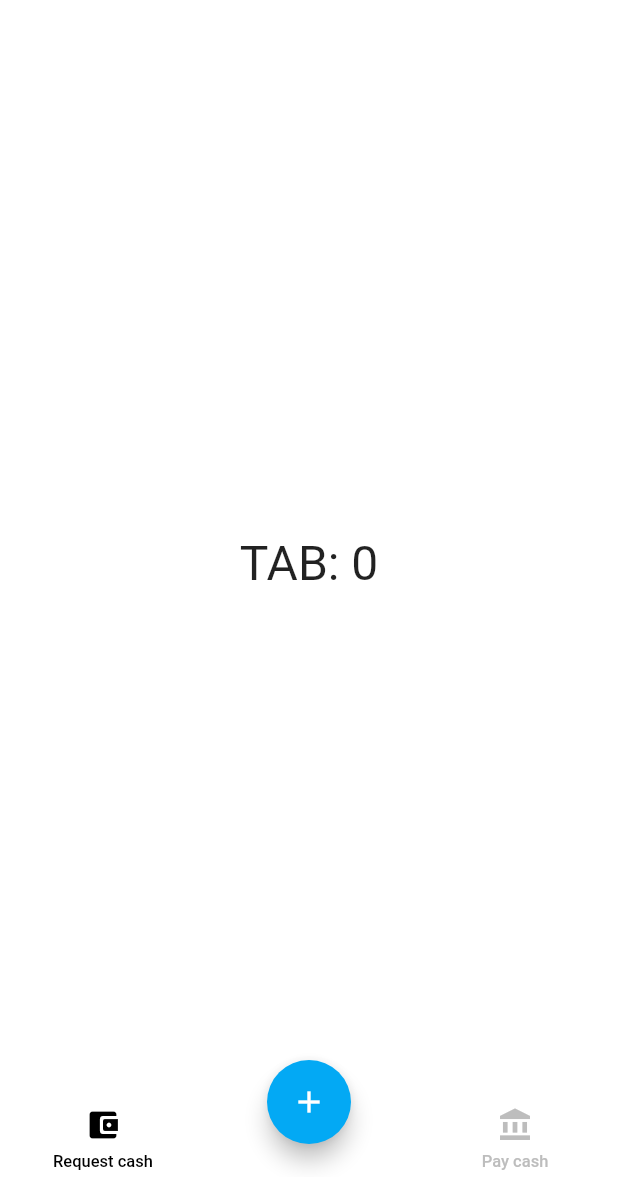
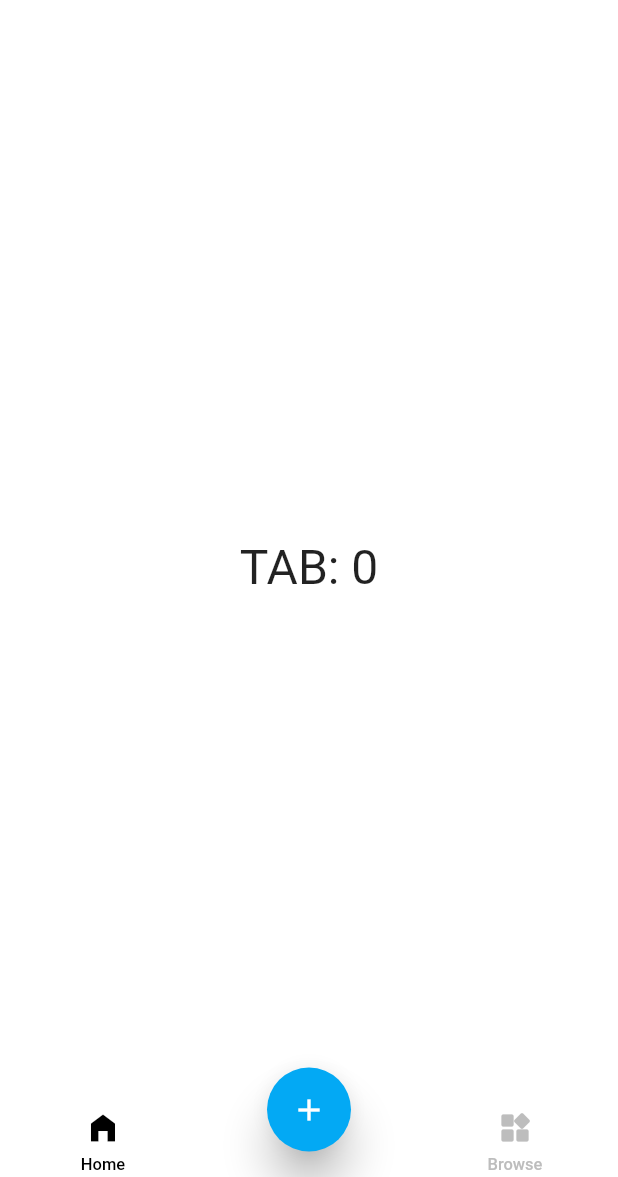
Before and after one commit to YoboZorle/notily, a Flutter app: the screen it shows after launch, on a phone screen of 412 x 824 dp, the part 59-1236 px from its top. Run offline on Flutter 3.47's test engine with Material 2 defaults, Android fonts, the phone set to English and light mode, and no system bars.

Commit message:
bottom icons and height

```diff
--- a/lib/main.dart
+++ b/lib/main.dart
@@ -1,5 +1,4 @@
 import 'package:flutter/material.dart';
-
 import 'src/widgets/fab_bottom_app_bar.dart';
 
 void main() => runApp(new MyApp());
@@ -11,6 +10,7 @@ class MyApp extends StatelessWidget {
       title: 'Note Klynox',
       theme: new ThemeData(
         primarySwatch: Colors.blue,
+        brightness: Brightness.light,
       ),
       home: new MyHomePage(title: 'Notily'),
     );
@@ -57,12 +57,13 @@ class _MyHomePageState extends State<MyHomePage> with TickerProviderStateMixin {
         notchedShape: CircularNotchedRectangle(),
         onTabSelected: _selectedTab,
         items: [
-          FABBottomAppBarItem(text: 'Request cash', iconData: Icons.account_balance_wallet_rounded),
-          FABBottomAppBarItem(text: 'Pay cash', iconData: Icons.account_balance),
+          FABBottomAppBarItem(text: 'Home', iconData: Icons.home_filled),
+          FABBottomAppBarItem(text: 'Browse', iconData: Icons.widgets_rounded),
         ],
       ),
       floatingActionButtonLocation: FloatingActionButtonLocation.centerDocked,
       floatingActionButton: FloatingActionButton(
+        elevation: 12,
         backgroundColor: Colors.lightBlue,
         onPressed: () {},
         child: Icon(Icons.add),
--- a/lib/src/widgets/fab_bottom_app_bar.dart
+++ b/lib/src/widgets/fab_bottom_app_bar.dart
@@ -10,7 +10,7 @@ class FABBottomAppBar extends StatefulWidget {
   FABBottomAppBar({
     this.items,
     this.centerItemText,
-    this.height: 50.0,
+    this.height: 45.0,
     this.iconSize: 24.0,
     this.backgroundColor,
     this.color,
@@ -109,7 +109,8 @@ class FABBottomAppBarState extends State<FABBottomAppBar> {
                   item.text,
                   style: TextStyle(
                       color: color, fontWeight: FontWeight.w500, fontSize: 11),
-                )
+                ),
+                SizedBox(height: 2),
               ],
             ),
           ),
```
